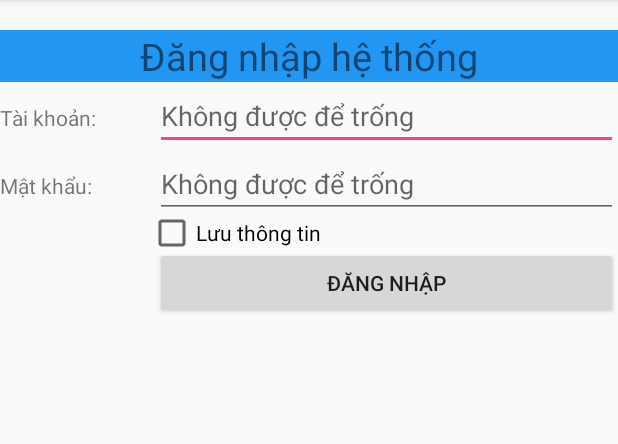
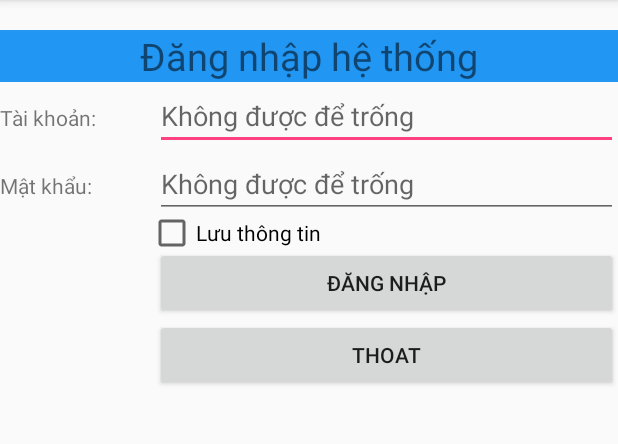
Before and after one commit to trongluong337/LuongNguyenDucTrong__16038781, an Android app: the screen it shows after launch (MainActivity), on a phone screen of 412 x 824 dp, the part 84-528 px from its top. Run offline under Robolectric (Android 15) with nearby library versions, the phone set to English and light mode, and no system bars.

Commit message:
commit code

```diff
--- a/app/src/main/java/com/example/student/ldt_cau1/MainActivity.java
+++ b/app/src/main/java/com/example/student/ldt_cau1/MainActivity.java
@@ -1,5 +1,7 @@
 package com.example.student.ldt_cau1;
 
+import android.content.DialogInterface;
+import android.support.v7.app.AlertDialog;
 import android.support.v7.app.AppCompatActivity;
 import android.os.Bundle;
 
@@ -13,13 +15,14 @@ import android.widget.Toast;
 public class MainActivity extends AppCompatActivity {
     EditText tk, mk;
     CheckBox cb;
-    Button dn;
+    Button dn, thoat;
 
     public void anhXa(){
         tk = findViewById(R.id.edtTK);
         mk = findViewById(R.id.edtPass);
         cb = findViewById(R.id.checkbox1);
         dn = findViewById(R.id.btnDN);
+        thoat = findViewById(R.id.btnThoat);
 
 
     }
@@ -42,6 +45,34 @@ public class MainActivity extends AppCompatActivity {
 
             }
         });
+                thoat.setOnClickListener(new View.OnClickListener() {
+            @Override
+            public void onClick(View view) {
+
+                AlertDialog.Builder builder = new AlertDialog.Builder(view.getContext());
+
+                builder.setTitle("Xác nhận!");
+                builder.setMessage("Bạn có muốn thoát không!");
+
+                builder.setPositiveButton("Có", new DialogInterface.OnClickListener() {
+                    @Override
+                    public void onClick(DialogInterface dialog, int i) {
+                        finish();
+                    }
+                });
+
+                builder.setNegativeButton("Không", new DialogInterface.OnClickListener() {
+                    @Override
+                    public void onClick(DialogInterface dialog , int i) {
+                        dialog.cancel();
+                    }
+                });
+                AlertDialog dialog = builder.create();
+                dialog.show();
+
+            }
+        });
+
 
 
     }
--- a/app/src/main/res/layout/activity_main.xml
+++ b/app/src/main/res/layout/activity_main.xml
@@ -93,6 +93,12 @@
         <TextView
             android:layout_width="match_parent"
             android:layout_height="wrap_content"
+            android:layout_weight="3"/>
+        <Button
+            android:text="Thoat"
+            android:id="@+id/btnThoat"
+            android:layout_width="match_parent"
+            android:layout_height="wrap_content"
             android:layout_weight="1"/>
     </LinearLayout>
 </LinearLayout>
```
